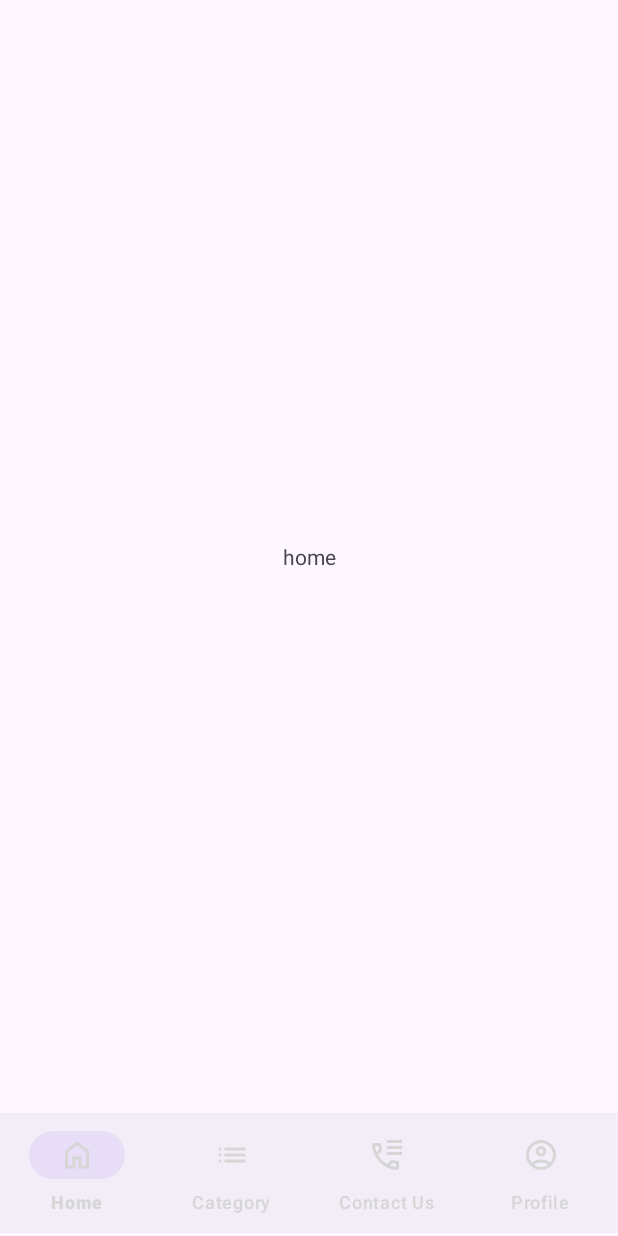
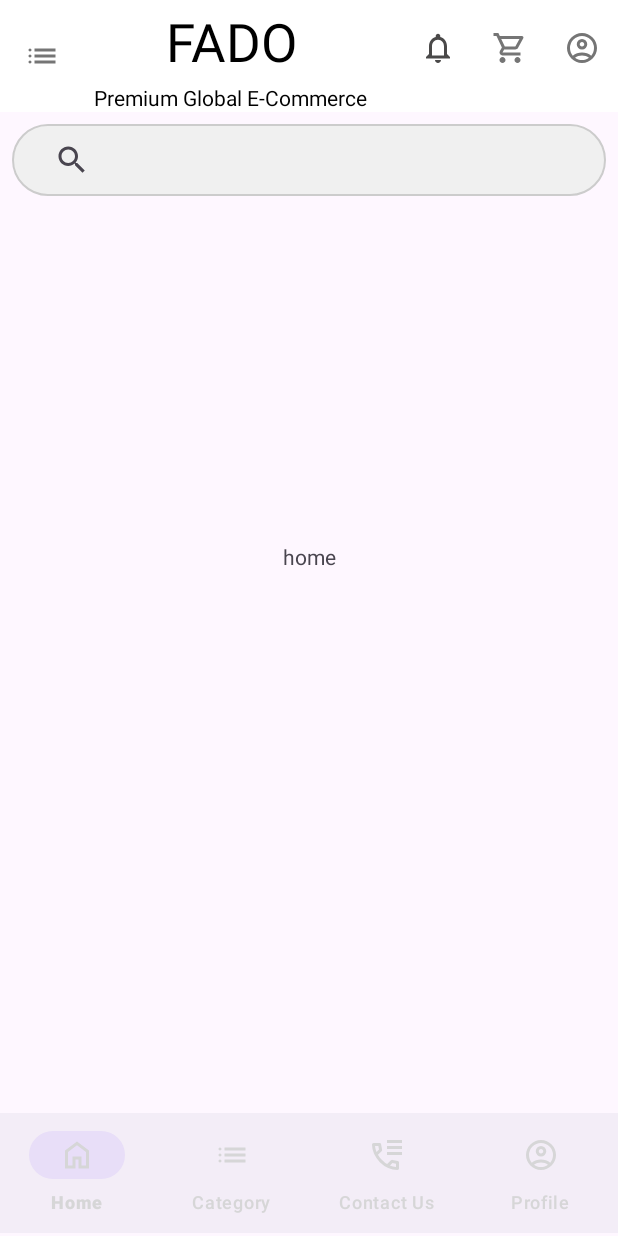
Before and after one commit to khacSon0907/fe_android, an Android app: the screen it shows after launch (MainActivity), on a phone screen of 412 x 824 dp. Run offline under Robolectric (Android 15) with nearby library versions, the phone set to English and light mode, and no system bars.

Commit message:
menu_update

```diff
--- a/app/src/main/res/drawable/search_background.xml
+++ b/app/src/main/res/drawable/search_background.xml
@@ -1,4 +1,9 @@
 <?xml version="1.0" encoding="utf-8"?>
-<selector xmlns:android="http://schemas.android.com/apk/res/android">
 
-</selector>
+
+<!-- search_background.xml -->
+<shape xmlns:android="http://schemas.android.com/apk/res/android">
+    <corners android:radius="24dp"/> <!-- Bo góc -->
+    <solid android:color="#F0F0F0"/> <!-- Màu nền -->
+    <stroke android:width="1dp" android:color="#CCCCCC"/> <!-- Viền -->
+</shape>
--- a/app/src/main/res/layout/activity_main.xml
+++ b/app/src/main/res/layout/activity_main.xml
@@ -1,5 +1,6 @@
 <?xml version="1.0" encoding="utf-8"?>
-<RelativeLayout xmlns:android="http://schemas.android.com/apk/res/android"
+<RelativeLayout
+    xmlns:android="http://schemas.android.com/apk/res/android"
     xmlns:app="http://schemas.android.com/apk/res-auto"
     xmlns:tools="http://schemas.android.com/tools"
     android:id="@+id/main"
@@ -7,11 +8,73 @@
     android:layout_height="match_parent"
     tools:context=".MainActivity">
 
-    <FrameLayout
+    <RelativeLayout
         android:id="@+id/fragment_container"
         android:layout_width="match_parent"
         android:layout_height="match_parent"
-        android:layout_above="@id/bottom_navigation" />
+        android:layout_above="@id/bottom_navigation" >
+    </RelativeLayout>
+
+
+    <androidx.appcompat.widget.Toolbar
+        android:id="@+id/toolBar"
+        android:layout_width="match_parent"
+        android:layout_height="wrap_content"
+        android:background="#FFFFFF"
+        app:logo="@drawable/categori"
+        android:theme="@style/ThemeOverlay.AppCompat.Light"
+        app:menu="@menu/menu_home">
+
+        <LinearLayout
+            android:layout_width="match_parent"
+            android:layout_height="wrap_content"
+            android:orientation="vertical"
+            android:gravity="center_horizontal">
+
+
+            <TextView
+                android:layout_width="match_parent"
+                android:layout_height="wrap_content"
+                android:layout_marginTop="4dp"
+                android:gravity="center"
+                android:text="FADO"
+                android:textColor="@color/black"
+                android:textSize="35sp"
+                />
+
+            <TextView
+                android:layout_width="wrap_content"
+                android:layout_height="wrap_content"
+                android:text="Premium Global E-Commerce"
+                android:textSize="14sp"
+                android:textColor="@color/black"
+                android:layout_marginTop="4dp"
+                />
+        </LinearLayout>
+    </androidx.appcompat.widget.Toolbar>
+    <!-- Thanh tìm kiếm -->
+    <androidx.appcompat.widget.SearchView
+        android:id="@+id/searchView"
+        android:layout_width="match_parent"
+        android:layout_height="48dp"
+        android:layout_below="@id/toolBar"
+        android:layout_margin="8dp"
+        android:background="@drawable/search_background"
+        android:queryHint="Nhập link hoặc tên sản phẩm"
+        android:iconifiedByDefault="false"
+        android:paddingStart="16dp"
+
+        android:textSize="16sp"/>
+
+    <!-- Container hiển thị nội dung -->
+    <RelativeLayout
+        android:id="@+id/fragment_container2"
+        android:layout_width="match_parent"
+        android:layout_height="match_parent"
+        android:layout_below="@id/searchView"
+        android:layout_above="@id/bottom_navigation"
+        />
+
 
     <com.google.android.material.bottomnavigation.BottomNavigationView
         android:id="@+id/bottom_navigation"
--- a/app/src/main/res/menu/menu_home.xml
+++ b/app/src/main/res/menu/menu_home.xml
@@ -1,4 +1,24 @@
 <?xml version="1.0" encoding="utf-8"?>
-<menu xmlns:android="http://schemas.android.com/apk/res/android">
+
+<menu xmlns:android="http://schemas.android.com/apk/res/android"
+    xmlns:app="http://schemas.android.com/apk/res-auto">
+
+    <item
+        android:id="@+id/search"
+        android:title="Thông Báo"
+        android:icon="@drawable/ic_bell"
+        app:showAsAction="ifRoom"
+        />
+    <item
+        android:id="@+id/action_call"
+        android:icon="@drawable/logo_onbording"
+        android:title="Giỏ hàng"
+        app:showAsAction="ifRoom" />
+    <item
+        android:id="@+id/action_video"
+        android:icon="@drawable/profile"
+        android:title="Đăng nhập"
+        app:showAsAction="ifRoom" />
+
 
 </menu>
```
